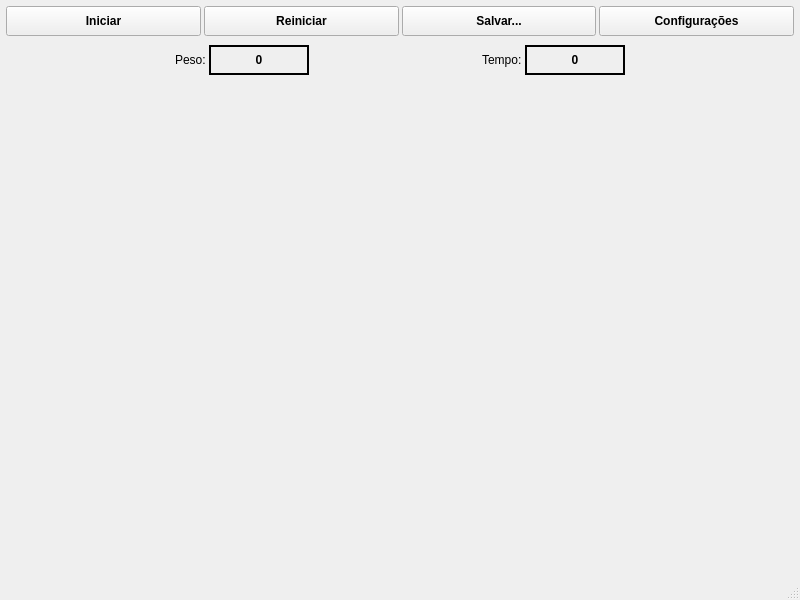
eduardobatista/AQPesagemPy, file uifiles/aqpesagem.ui: the form before one commit.
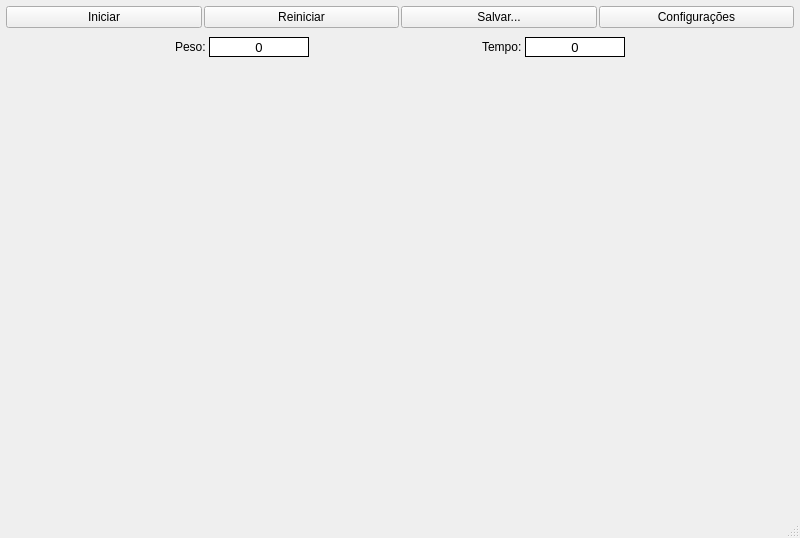
The form after the commit.

Diff of the .ui file:
```diff
--- a/uifiles/aqpesagem.ui
+++ b/uifiles/aqpesagem.ui
@@ -7,7 +7,7 @@
     <x>0</x>
     <y>0</y>
     <width>800</width>
-    <height>600</height>
+    <height>538</height>
    </rect>
   </property>
   <property name="windowTitle">
@@ -34,7 +34,7 @@
      <widget class="QWidget" name="widget" native="true">
       <layout class="QHBoxLayout" name="horizontalLayout">
        <property name="spacing">
-        <number>3</number>
+        <number>2</number>
        </property>
        <property name="leftMargin">
         <number>3</number>
@@ -59,12 +59,12 @@
          <property name="minimumSize">
           <size>
            <width>0</width>
-           <height>30</height>
+           <height>0</height>
           </size>
          </property>
          <property name="font">
           <font>
-           <bold>true</bold>
+           <bold>false</bold>
           </font>
          </property>
          <property name="text">
@@ -83,12 +83,12 @@
          <property name="minimumSize">
           <size>
            <width>0</width>
-           <height>30</height>
+           <height>0</height>
           </size>
          </property>
          <property name="font">
           <font>
-           <bold>true</bold>
+           <bold>false</bold>
           </font>
          </property>
          <property name="text">
@@ -107,12 +107,12 @@
          <property name="minimumSize">
           <size>
            <width>0</width>
-           <height>30</height>
+           <height>0</height>
           </size>
          </property>
          <property name="font">
           <font>
-           <bold>true</bold>
+           <bold>false</bold>
           </font>
          </property>
          <property name="text">
@@ -131,12 +131,12 @@
          <property name="minimumSize">
           <size>
            <width>0</width>
-           <height>30</height>
+           <height>0</height>
           </size>
          </property>
          <property name="font">
           <font>
-           <bold>true</bold>
+           <bold>false</bold>
           </font>
          </property>
          <property name="text">
@@ -196,19 +196,23 @@
          <property name="minimumSize">
           <size>
            <width>100</width>
-           <height>30</height>
+           <height>0</height>
           </size>
          </property>
          <property name="font">
           <font>
-           <bold>true</bold>
+           <pointsize>10</pointsize>
+           <bold>false</bold>
           </font>
          </property>
+         <property name="styleSheet">
+          <string notr="true">background-color: rgb(255, 255, 255);</string>
+         </property>
          <property name="frameShape">
           <enum>QFrame::Box</enum>
          </property>
          <property name="lineWidth">
-          <number>2</number>
+          <number>1</number>
          </property>
          <property name="text">
           <string>0</string>
@@ -243,19 +247,23 @@
          <property name="minimumSize">
           <size>
            <width>100</width>
-           <height>30</height>
+           <height>0</height>
           </size>
          </property>
          <property name="font">
           <font>
-           <bold>true</bold>
+           <pointsize>10</pointsize>
+           <bold>false</bold>
           </font>
          </property>
+         <property name="styleSheet">
+          <string notr="true">background-color: rgb(255, 255, 255);</string>
+         </property>
          <property name="frameShape">
           <enum>QFrame::Box</enum>
          </property>
          <property name="lineWidth">
-          <number>2</number>
+          <number>1</number>
          </property>
          <property name="text">
           <string>0</string>
@@ -289,6 +297,9 @@
         <verstretch>0</verstretch>
        </sizepolicy>
       </property>
+      <property name="styleSheet">
+       <string notr="true"/>
+      </property>
       <layout class="QVBoxLayout" name="plotLayout">
        <property name="spacing">
         <number>0</number>
```
